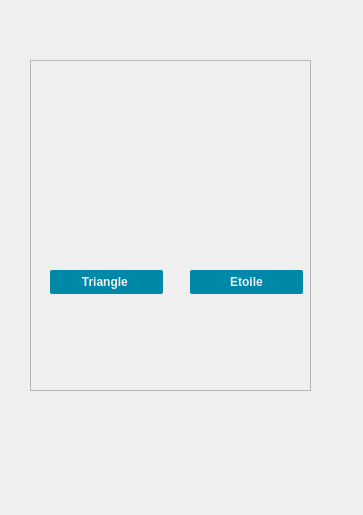
First picture: the form in selectionarea.ui, repository NesrineGhannay/ImagEdit, before the edit.
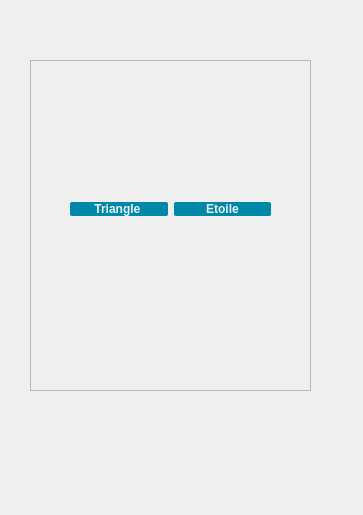
Second picture: the form after the edit. Icons and pictures are not drawn.

Commit message: widget restructuring

The edit to the form file:
```diff
--- a/selectionarea.ui
+++ b/selectionarea.ui
@@ -48,15 +48,18 @@
      <bool>true</bool>
     </property>
    </widget>
+   <widget class="QWidget" name="">
+    <property name="geometry">
+     <rect>
+      <x>40</x>
+      <y>50</y>
+      <width>201</width>
+      <height>201</height>
+     </rect>
+    </property>
+    <layout class="QGridLayout" name="gridLayout">
+     <item row="0" column="0">
    <widget class="QPushButton" name="rectangleButton">
-    <property name="geometry">
-     <rect>
-      <x>20</x>
-      <y>120</y>
-      <width>113</width>
-      <height>66</height>
-     </rect>
-    </property>
     <property name="text">
      <string/>
     </property>
@@ -83,15 +86,9 @@
      <bool>true</bool>
     </property>
    </widget>
+     </item>
+     <item row="0" column="1">
    <widget class="QPushButton" name="ellipseButton">
-    <property name="geometry">
-     <rect>
-      <x>150</x>
-      <y>110</y>
-      <width>113</width>
-      <height>66</height>
-     </rect>
-    </property>
     <property name="text">
      <string/>
     </property>
@@ -109,15 +106,9 @@
      <bool>true</bool>
     </property>
    </widget>
+     </item>
+     <item row="1" column="0">
    <widget class="QPushButton" name="triangleButton">
-    <property name="geometry">
-     <rect>
-      <x>20</x>
-      <y>210</y>
-      <width>113</width>
-      <height>24</height>
-     </rect>
-    </property>
     <property name="styleSheet">
      <string notr="true">QPushButton {
 	font-family: &quot;Montserrat&quot;, sans-serif;
@@ -145,15 +136,9 @@
      </size>
     </property>
    </widget>
+     </item>
+     <item row="1" column="1">
    <widget class="QPushButton" name="etoileButton">
-    <property name="geometry">
-     <rect>
-      <x>160</x>
-      <y>210</y>
-      <width>113</width>
-      <height>24</height>
-     </rect>
-    </property>
     <property name="styleSheet">
      <string notr="true">QPushButton {
 	font-family: &quot;Montserrat&quot;, sans-serif;
@@ -175,15 +160,9 @@
      <string>Etoile</string>
     </property>
    </widget>
+     </item>
+     <item row="2" column="0" colspan="2">
    <widget class="QPushButton" name="libreButton">
-    <property name="geometry">
-     <rect>
-      <x>40</x>
-      <y>250</y>
-      <width>232</width>
-      <height>66</height>
-     </rect>
-    </property>
     <property name="text">
      <string/>
     </property>
@@ -200,6 +179,9 @@
     <property name="flat">
      <bool>true</bool>
     </property>
+      </widget>
+     </item>
+    </layout>
    </widget>
   </widget>
  </widget>
```
Lines whose indentation alone changed are shown as unchanged. The commit also changes 1 other file.
